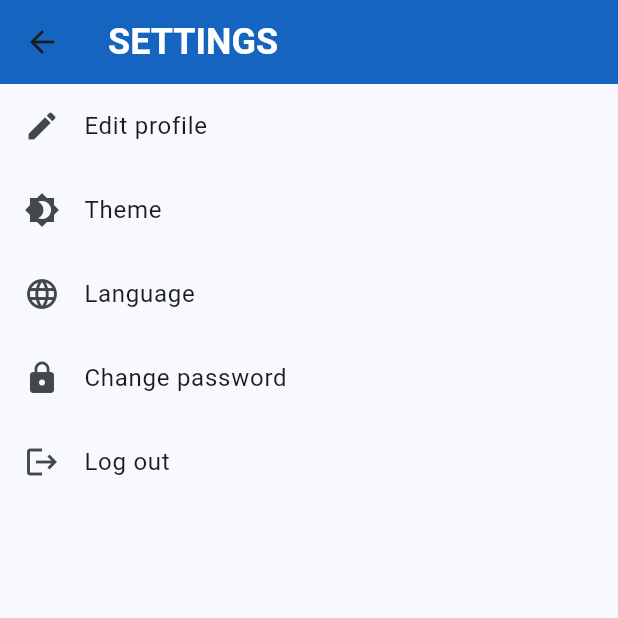
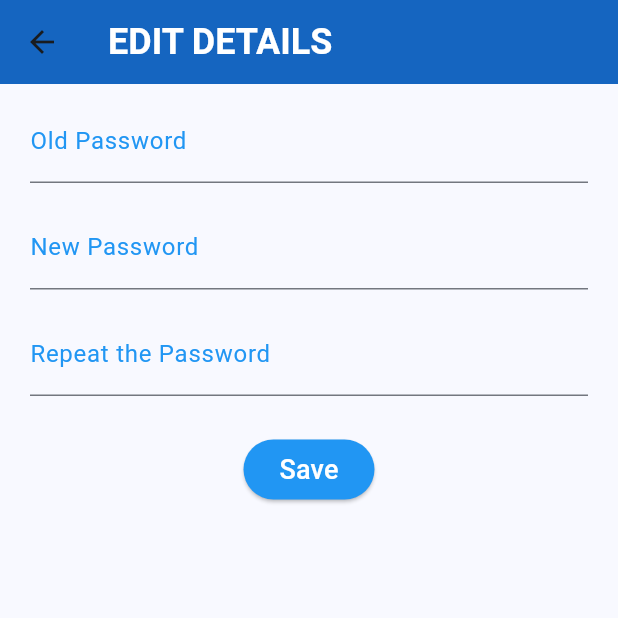
Before and after one commit to Burakalpyel/medrecs, a Flutter app: the SettingsScreen screen opened directly with empty values, after a tap on "Change password", on a phone screen of 412 x 824 dp, the top half of it. Run offline on Flutter 3.47's test engine with Material 2 defaults, Android fonts, the phone set to English and light mode, and no system bars; our stand-ins replace cloud_firestore, dio, firebase_core, google_nav_bar; missing offline and left inert: nfc_manager; accounts and stored records are empty.

Commit message:
Change Password

```diff
--- a/lib/util/services/blockAccessorService.dart
+++ b/lib/util/services/blockAccessorService.dart
@@ -7,7 +7,7 @@ import 'package:medrecs/util/serializables/iMedicalData.dart';
 import 'package:medrecs/util/serializables/iReminderData.dart';
 
 class blockAccessorService {
-  static const String baseURL = "https://4a16-185-134-129-36.ngrok-free.app";
+  static const String baseURL = "https://2591-185-134-129-36.ngrok-free.app";
 
   static Future<List<iMedicalData>> getEntries(
       int userID, var queryParameters) async {
--- a/lib/views/userView/ProfilePage.dart
+++ b/lib/views/userView/ProfilePage.dart
@@ -159,7 +159,7 @@ class _ProfilePageState extends State<ProfilePage> {
 
   List<Column> produceButtoms(PatientInfo userInfo) {
     List<Column> list = [];
-    List<String> names = ["EDIT", "SHARE", "SETTINGS"];
+    List<String> names = ["SHARE", "SETTINGS"];
     List<Icon> icons = [
       const Icon(
         Icons.edit,
@@ -174,7 +174,7 @@ class _ProfilePageState extends State<ProfilePage> {
         color: Colors.white,
       ),
     ];
-    for (int i in [0, 1, 2]) {
+    for (int i in [0, 1]) {
       list.add(Column(
         children: [
           InkWell(
@@ -309,6 +309,7 @@ class _ProfilePageState extends State<ProfilePage> {
     }
     return list;
   }
+
   void navigateToEditProfile() async {
     // Navigate to the second page and await the result
     PatientInfo? result = await Navigator.push(
@@ -323,11 +324,6 @@ class _ProfilePageState extends State<ProfilePage> {
     if (result != null) {
       // Update the user information in the UserData provider
       Provider.of<UserData>(context, listen: false).updateUserInfo(result);
-
-      // Update the local userInfo in the ProfilePage
-      // setState(() {
-      //   widget.userInfo = result;
-      // });
     }
   }
 }
--- /dev/null
+++ b/lib/views/userView/change_password.dart
@@ -0,0 +1,184 @@
+import 'package:flutter/material.dart';
+import 'package:medrecs/util/model/patientinfo.dart';
+import 'package:medrecs/util/model/user_data.dart';
+import 'package:medrecs/util/services/patientinfo_service.dart';
+import 'package:cloud_firestore/cloud_firestore.dart';
+import 'package:provider/provider.dart';
+
+class ChangePassword extends StatefulWidget {
+  final int userID;
+
+  const ChangePassword({Key? key, required this.userID})
+      : super(key: key);
+
+  @override
+  State<ChangePassword> createState() => _ChangePasswordState();
+}
+
+class _ChangePasswordState extends State<ChangePassword> {
+  patientInfoService collector = patientInfoService();
+  final TextEditingController _oldPasswordController = TextEditingController();
+  final TextEditingController _newPasswordController = TextEditingController();
+  final TextEditingController _repeatController = TextEditingController();
+
+  @override
+  Widget build(BuildContext context) {
+    var userData = Provider.of<UserData>(context);
+    return Scaffold(
+      appBar: AppBar(
+        title: const Text(
+          "EDIT DETAILS",
+          style: TextStyle(
+            color: Colors.white,
+            fontSize: 24,
+            fontWeight: FontWeight.bold)
+        ),
+        backgroundColor: Colors.blue[800],
+      ),
+      body: SingleChildScrollView(
+        child: Container(
+          padding: const EdgeInsets.symmetric(horizontal: 20),
+          child: Column(
+            children: [
+              const SizedBox(height:10),
+              TextFormField(
+                controller: _oldPasswordController,
+                obscureText: true,
+                decoration: myInputDecoration("Old Password"),
+              ),
+              const SizedBox(height:15),
+              TextFormField(
+                controller: _newPasswordController,
+                obscureText: true,
+                decoration: myInputDecoration("New Password"),
+              ),
+              const SizedBox(height:15),
+              TextFormField(
+                controller: _repeatController,
+                obscureText: true,
+                decoration: myInputDecoration("Repeat the Password"),
+              ),
+              const SizedBox(height:25),
+              ElevatedButton(
+                onPressed: () {
+                  String oldPassword = _oldPasswordController.text;
+                  String newPassword = _newPasswordController.text;
+                  String repeatPassword = _repeatController.text;
+
+                  if (oldPassword.isEmpty || newPassword.isEmpty || repeatPassword.isEmpty) {
+                    _showEmptyFieldDialog();
+                  } else if (oldPassword != userData.userInfo.password) {
+                    _showInvalidPasswordDialog("The old password is incorrect. Please try again");
+                  } else if (newPassword != repeatPassword) {
+                    _showInvalidPasswordDialog("There was a mitmach in your new password. Please try again");
+                  } else {
+                    updateData(newPassword);
+                  }
+                },
+                style: ElevatedButton.styleFrom(
+                  foregroundColor: Colors.white,
+                  backgroundColor: Colors.blue,
+                  shape: RoundedRectangleBorder(
+                    borderRadius: BorderRadius.circular(30.0),
+                  ),
+                ),
+                child: const Text(
+                  'Save',
+                  style: TextStyle(
+                    fontSize: 18,
+                  ),
+                )
+              ),
+            ],
+          ),
+        ),
+      )
+    );
+  }
+
+  InputDecoration myInputDecoration(String labelText) {
+    return InputDecoration(
+      labelText: labelText,
+      focusedBorder: const UnderlineInputBorder(
+        borderSide: BorderSide(
+          color: Colors.blue,
+          width: 2.0,
+        ),
+      ),
+      labelStyle: const TextStyle(
+        color: Colors.blue, // Adjust the color here
+      ),
+    );
+  }
+
+  void updateData(String newPassword) async {
+    var userData = Provider.of<UserData>(context, listen: false);
+
+    DocumentReference documentReference = FirebaseFirestore.instance.collection('SocialSec').doc(widget.userID.toString());
+
+    try {
+      // Update the data in firebase
+      await documentReference.update({
+        'Password': newPassword
+      });
+      debugPrint("Data updated successfully");
+    } catch (e) {
+      debugPrint("Error updating data: $e");
+      return;
+    }
+
+    PatientInfo userInfo = PatientInfo(
+        name: userData.userInfo.name,
+        surname: userData.userInfo.surname,
+        birthday: userData.userInfo.birthday,
+        address: userData.userInfo.address,
+        phone: userData.userInfo.phone,
+        location: userData.userInfo.location,
+        medteamstatus: userData.userInfo.medteamstatus,
+        password: newPassword,
+    );
+
+    Navigator.pop(context, userInfo);
+  }
+
+  void _showInvalidPasswordDialog(String message) {
+    showDialog(
+      context: context,
+      builder: (context) {
+        return AlertDialog(
+          title: const Text('Invalid Password'),
+          content: Text(message),
+          actions: <Widget>[
+            TextButton(
+              onPressed: () {
+                Navigator.of(context).pop(); // Close the dialog
+              },
+              child: const Text('OK'),
+            ),
+          ],
+        );
+      },
+    );
+  }
+
+  void _showEmptyFieldDialog() {
+    showDialog(
+      context: context,
+      builder: (context) {
+        return AlertDialog(
+          title: const Text('Empty Fields'),
+          content:
+              const Text('Please fill in all the fields.'),
+          actions: <Widget>[
+            TextButton(
+              onPressed: () {
+                Navigator.of(context).pop(); // Close the dialog
+              },
+              child: const Text('OK'),
+            ),
+          ],
+        );
+      },
+    );
+  }
+}
--- a/lib/views/userView/settings_screen.dart
+++ b/lib/views/userView/settings_screen.dart
@@ -1,5 +1,10 @@
 import 'package:flutter/material.dart';
+import 'package:medrecs/util/model/patientinfo.dart';
+import 'package:medrecs/util/model/user_data.dart';
 import 'package:medrecs/util/services/patientinfo_service.dart';
+import 'package:medrecs/views/userView/change_password.dart';
+import 'package:medrecs/views/userView/edit_profile.dart';
+import 'package:provider/provider.dart';
 
 class SettingsScreen extends StatefulWidget {
   final int userID;
@@ -35,7 +40,7 @@ class _SettingsScreenState extends State<SettingsScreen> {
             title: Text('Edit profile'),
             leading: Icon(Icons.edit),
             onTap: () {
-              // Handle the tap event for the Notifications tile
+              navigateToEditProfile();
             },
           ),
           ListTile(
@@ -56,7 +61,7 @@ class _SettingsScreenState extends State<SettingsScreen> {
             title: Text('Change password'),
             leading: Icon(Icons.lock),
             onTap: () {
-              // Handle the tap event for the Dark Mode tile
+              navigateToChangePassword();
             },
           ),
           ListTile(
@@ -70,4 +75,38 @@ class _SettingsScreenState extends State<SettingsScreen> {
       ),
     );
   }
+
+  void navigateToEditProfile() async {
+    // Navigate to the second page and await the result
+    PatientInfo? result = await Navigator.push(
+      context,
+      MaterialPageRoute(
+        builder: (context) => EditProfile(
+          userID: widget.userID,
+        ),
+      ),
+    );
+
+    if (result != null) {
+      // Update the user information in the UserData provider
+      Provider.of<UserData>(context, listen: false).updateUserInfo(result);
+    }
+  }
+
+  void navigateToChangePassword() async {
+    // Navigate to the second page and await the result
+    PatientInfo? result = await Navigator.push(
+      context,
+      MaterialPageRoute(
+        builder: (context) => ChangePassword(
+          userID: widget.userID,
+        ),
+      ),
+    );
+
+    if (result != null) {
+      // Update the user information in the UserData provider
+      Provider.of<UserData>(context, listen: false).updateUserInfo(result);
+    }
+  }
 }
```
Also changed, not shown: lib/views/userView/edit_profile.dart (+4 -3 lines).
